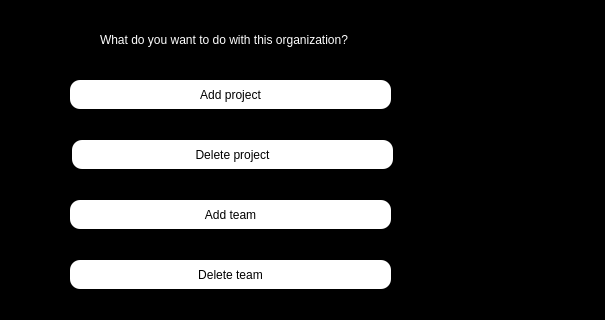
First picture: the form in enter/making_decision_for_organ.ui, repository Shayanrava/APproject, before the edit; both pictures show x 130 to 735 and y 0 to 320 of the 735 by 493 pixel window.
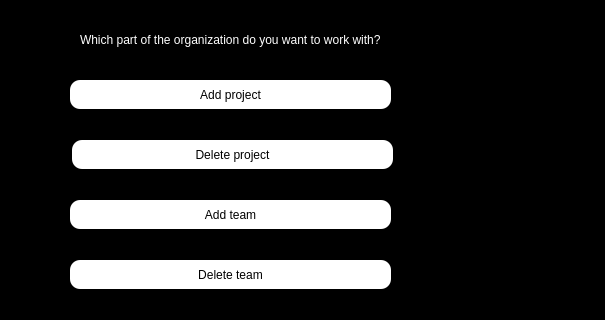
Second picture: the form after the edit.

Commit message: delete project before ui improved

Patch:
```diff
--- a/enter/making_decision_for_organ.ui
+++ b/enter/making_decision_for_organ.ui
@@ -22,9 +22,9 @@
   <widget class="QLabel" name="label">
    <property name="geometry">
     <rect>
-     <x>230</x>
+     <x>210</x>
      <y>30</y>
-     <width>331</width>
+     <width>391</width>
      <height>20</height>
     </rect>
    </property>
@@ -35,7 +35,7 @@
 }</string>
    </property>
    <property name="text">
-    <string>What do you want to do with this organization?</string>
+    <string>Which part of the organization do you want to work with?</string>
    </property>
   </widget>
   <widget class="QPushButton" name="add_project">
```
The commit also changes 2 other files.
